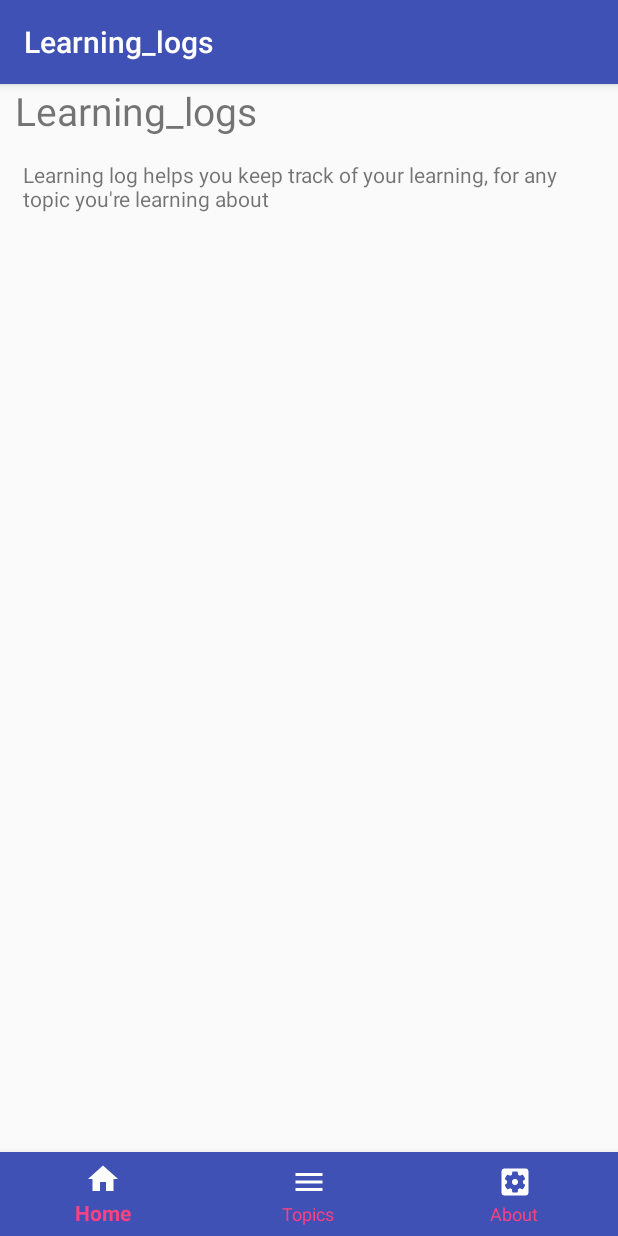
After one commit to melvinren/learning_logs, an Android app: the fragment HomeFragment placed in its activity, on a phone screen of 412 x 824 dp. The commit adds this screen. Run offline under Robolectric (Android 15) with nearby library versions, the light colour scheme and no system bars.

Commit message:
add fragment to switch page

```diff
--- a/android/app/build.gradle
+++ b/android/app/build.gradle
@@ -28,5 +28,7 @@ dependencies {
     compile 'com.android.support.constraint:constraint-layout:1.0.2'
     compile 'com.alibaba:fastjson:1.2.40'
     compile 'com.android.support:recyclerview-v7:26.0.+'
+    compile 'com.android.support:design:26.0.0-alpha1'
+    compile 'com.android.support:support-v4:26.+'
     testCompile 'junit:junit:4.12'
 }
--- /dev/null
+++ b/android/app/src/main/java/com/melvin/rhx/learning_logs/HomeFragment.java
@@ -0,0 +1,16 @@
+package com.melvin.rhx.learning_logs;
+
+import android.os.Bundle;
+import android.support.annotation.Nullable;
+import android.support.v4.app.Fragment;
+import android.view.LayoutInflater;
+import android.view.View;
+import android.view.ViewGroup;
+
+public class HomeFragment extends Fragment {
+    @Nullable
+    @Override
+    public View onCreateView(LayoutInflater inflater, @Nullable ViewGroup container, @Nullable Bundle savedInstanceState) {
+        return inflater.inflate(R.layout.fragment_home, container, false);
+    }
+}
--- a/android/app/src/main/res/layout/activity_main.xml
+++ b/android/app/src/main/res/layout/activity_main.xml
@@ -4,24 +4,27 @@
     android:layout_width="match_parent"
     android:layout_height="match_parent">
 
-    <TextView
+    <FrameLayout
+        android:id="@+id/fragment_container"
         android:layout_width="match_parent"
-        android:layout_height="wrap_content"
-        android:text="Learning_logs"
-        android:layout_marginLeft="10dp"
-        android:textSize="26sp" />
+        android:layout_height="0dp"
+        android:layout_weight="1">
+    </FrameLayout>
 
-    <TextView
+    <!--<Button-->
+        <!--android:id="@+id/goto_topiclist"-->
+        <!--android:layout_width="wrap_content"-->
+        <!--android:layout_height="wrap_content"-->
+        <!--android:text="Goto Topics"-->
+        <!--android:textAllCaps="false"/>-->
+
+    <android.support.design.widget.BottomNavigationView
+        xmlns:app="http://schemas.android.com/apk/res-auto"
+        android:id="@+id/bottom_navigation"
         android:layout_width="match_parent"
-        android:layout_height="wrap_content"
-        android:layout_margin="15dp"
-        android:text="Learning log helps you keep track of your learning, for any topic you're learning about"/>
-
-    <Button
-        android:id="@+id/goto_topiclist"
-        android:layout_width="wrap_content"
-        android:layout_height="wrap_content"
-        android:text="Goto Topics"
-        android:textAllCaps="false"/>
-
+        app:itemBackground="@color/colorPrimary"
+        android:layout_height="56dp"
+        app:itemIconTint="#ffffff"
+        app:itemTextColor="@color/colorAccent"
+        app:menu="@menu/bottom_navigation_items" />
 </LinearLayout>
--- /dev/null
+++ b/android/app/src/main/res/layout/fragment_home.xml
@@ -0,0 +1,19 @@
+<LinearLayout xmlns:android="http://schemas.android.com/apk/res/android"
+    android:orientation="vertical"
+    android:layout_width="match_parent"
+    android:layout_height="match_parent">
+
+    <TextView
+        android:layout_width="match_parent"
+        android:layout_height="wrap_content"
+        android:text="Learning_logs"
+        android:layout_marginLeft="10dp"
+        android:textSize="26sp" />
+
+    <TextView
+        android:layout_width="match_parent"
+        android:layout_height="wrap_content"
+        android:layout_margin="15dp"
+        android:text="Learning log helps you keep track of your learning, for any topic you're learning about"/>
+
+</LinearLayout>
--- /dev/null
+++ b/android/app/src/main/res/menu/bottom_navigation_items.xml
@@ -0,0 +1,12 @@
+<?xml version="1.0" encoding="utf-8"?>
+<menu xmlns:android="http://schemas.android.com/apk/res/android">
+    <item android:id="@+id/action_home"
+        android:icon="@drawable/ic_home"
+        android:title="Home" />
+    <item android:id="@+id/action_topics"
+        android:icon="@drawable/ic_topics"
+        android:title="Topics" />
+    <item android:id="@+id/action_about"
+        android:icon="@drawable/ic_about"
+        android:title="About" />
+</menu>
--- /dev/null
+++ b/android/app/src/main/res/values/dimens.xml
@@ -0,0 +1,4 @@
+<?xml version="1.0" encoding="utf-8"?>
+<resources>
+    <dimen name="text_margin">16dp</dimen>
+</resources>
```
Also changed, not shown: android/app/src/main/java/com/melvin/rhx/learning_logs/AboutFragment.java (added, +20 -0 lines), android/app/src/main/java/com/melvin/rhx/learning_logs/MainActivity.java (+43 -5 lines), android/app/src/main/java/com/melvin/rhx/learning_logs/TopicListFragment.java (added, +82 -0 lines), android/app/src/main/res/layout/fragment_about.xml (added, +13 -0 lines), android/app/src/main/res/layout/fragment_topiclist.xml (added, +14 -0 lines), android/app/src/main/res/drawable/ic_about.png (added), android/app/src/main/res/drawable/ic_home.png (added), android/app/src/main/res/drawable/ic_topics.png (added).
